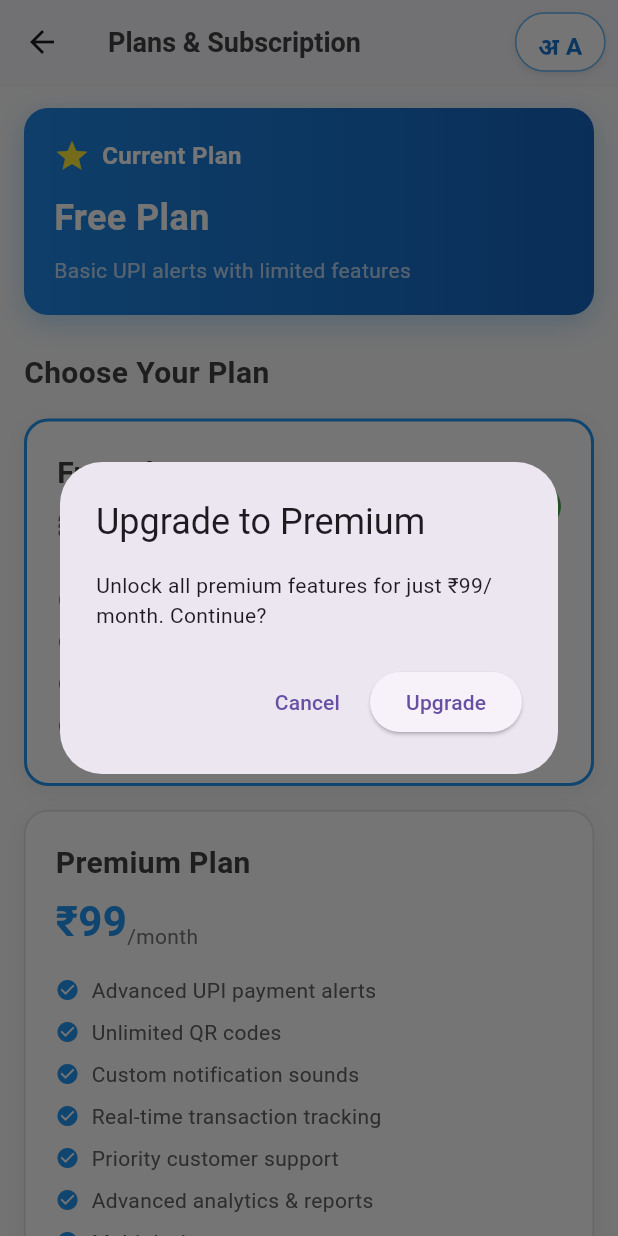
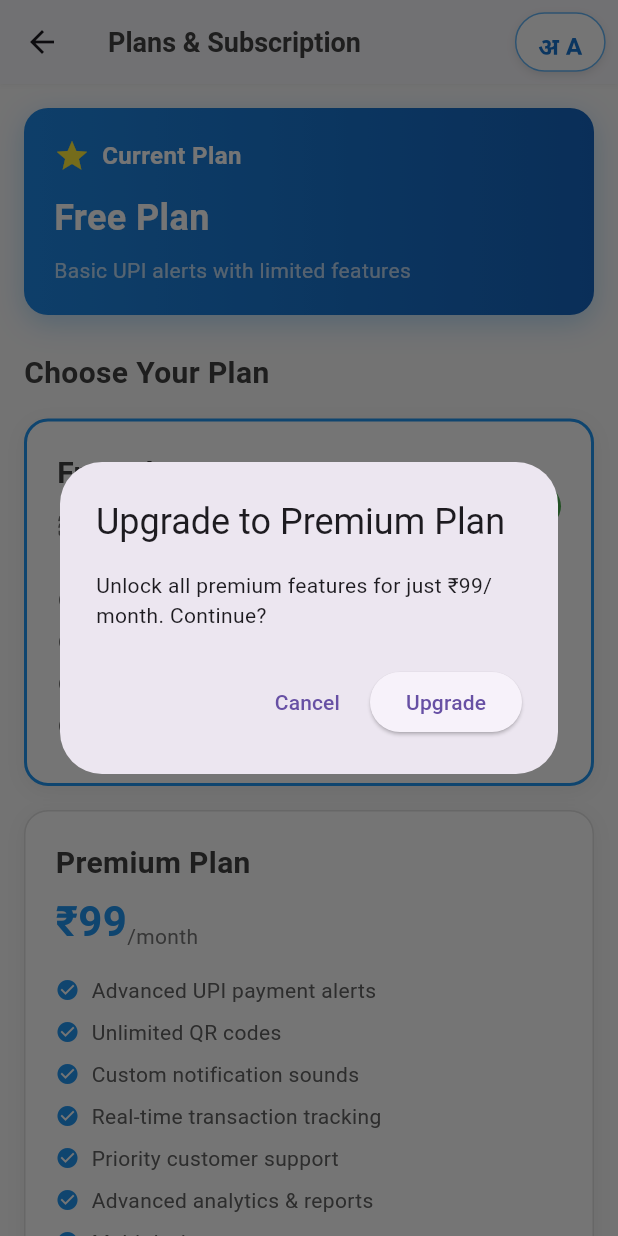
Before and after one commit to TechnovaTech/AleartApp, a Flutter app: the PlansScreen screen opened directly, after a tap on "Premium Plan", on a phone screen of 412 x 824 dp. Run offline on Flutter 3.47's test engine with Material 3 defaults, Android fonts, the phone set to English and light mode, and no system bars; our stand-ins replace battery_plus, device_info_plus, permission_handler, pretty_qr_code, shared_preferences; accounts and stored records are empty; network calls fail.

Commit message:
plan fetch in app

```diff
--- /dev/null
+++ b/alert_app/lib/models/plan.dart
@@ -0,0 +1,39 @@
+class Plan {
+  final String id;
+  final String name;
+  final double monthlyPrice;
+  final double yearlyPrice;
+  final List<String> features;
+  final bool isActive;
+
+  Plan({
+    required this.id,
+    required this.name,
+    required this.monthlyPrice,
+    required this.yearlyPrice,
+    required this.features,
+    required this.isActive,
+  });
+
+  factory Plan.fromJson(Map<String, dynamic> json) {
+    return Plan(
+      id: json['_id'] ?? '',
+      name: json['name'] ?? '',
+      monthlyPrice: (json['monthlyPrice'] ?? 0).toDouble(),
+      yearlyPrice: (json['yearlyPrice'] ?? 0).toDouble(),
+      features: List<String>.from(json['features'] ?? []),
+      isActive: json['isActive'] ?? true,
+    );
+  }
+
+  Map<String, dynamic> toJson() {
+    return {
+      '_id': id,
+      'name': name,
+      'monthlyPrice': monthlyPrice,
+      'yearlyPrice': yearlyPrice,
+      'features': features,
+      'isActive': isActive,
+    };
+  }
+}
--- a/alert_app/lib/screens/plans_screen.dart
+++ b/alert_app/lib/screens/plans_screen.dart
@@ -1,5 +1,7 @@
 import 'package:flutter/material.dart';
 import '../services/localization_service.dart';
+import '../services/api_service.dart';
+import '../models/plan.dart';
 import '../widgets/language_button.dart';
 
 class PlansScreen extends StatefulWidget {
@@ -11,12 +13,72 @@ class PlansScreen extends StatefulWidget {
 
 class _PlansScreenState extends State<PlansScreen> {
   String currentPlan = 'free';
+  List<Plan> plans = [];
+  bool isLoading = true;
 
   @override
   void initState() {
     super.initState();
     LocalizationService.loadLanguage().then((_) {
       if (mounted) setState(() {});
+    });
+    _loadPlans();
+  }
+
+  Future<void> _loadPlans() async {
+    try {
+      final result = await ApiService.getPlans();
+      if (result['success'] == true && result['plans'] != null) {
+        setState(() {
+          plans = (result['plans'] as List)
+              .map((planJson) => Plan.fromJson(planJson))
+              .where((plan) => plan.isActive)
+              .toList();
+          isLoading = false;
+        });
+      } else {
+        _setFallbackPlans();
+      }
+    } catch (e) {
+      _setFallbackPlans();
+    }
+  }
+
+  void _setFallbackPlans() {
+    setState(() {
+      plans = [
+        Plan(
+          id: 'free',
+          name: 'Free Plan',
+          monthlyPrice: 0,
+          yearlyPrice: 0,
+          features: [
+            'Basic UPI payment alerts',
+            'Up to 2 QR codes',
+            'Standard notification sounds',
+            'Email support',
+          ],
+          isActive: true,
+        ),
+        Plan(
+          id: 'premium',
+          name: 'Premium Plan',
+          monthlyPrice: 99,
+          yearlyPrice: 999,
+          features: [
+            'Advanced UPI payment alerts',
+            'Unlimited QR codes',
+            'Custom notification sounds',
+            'Real-time transaction tracking',
+            'Priority customer support',
+            'Advanced analytics & reports',
+            'Multi-device sync',
+            'Ad-free experience',
+          ],
+          isActive: true,
+        ),
+      ];
+      isLoading = false;
     });
   }
 
@@ -42,7 +104,9 @@ class _PlansScreenState extends State<PlansScreen> {
           LanguageButton(),
         ],
       ),
-      body: SingleChildScrollView(
+      body: isLoading
+          ? Center(child: CircularProgressIndicator())
+          : SingleChildScrollView(
         padding: EdgeInsets.all(16),
         child: Column(
           crossAxisAlignment: CrossAxisAlignment.start,
@@ -117,51 +181,29 @@ class _PlansScreenState extends State<PlansScreen> {
 
             SizedBox(height: 16),
 
-            // Free Plan Card
+            // Dynamic Plan Cards
+            ...plans.map((plan) => Column(
+              children: [
                 _PlanCard(
-              title: 'Free Plan',
-              price: '₹0',
+                  title: plan.name,
+                  price: '₹${plan.monthlyPrice.toInt()}',
                   period: '/month',
-              features: [
-                'Basic UPI payment alerts',
-                'Up to 2 QR codes',
-                'Standard notification sounds',
-                'Email support',
-              ],
-              isCurrentPlan: currentPlan == 'free',
-              isPremium: false,
+                  features: plan.features,
+                  isCurrentPlan: currentPlan == plan.id,
+                  isPremium: plan.monthlyPrice > 0,
                   onTap: () {
-                if (currentPlan != 'free') {
+                    if (currentPlan != plan.id) {
+                      if (plan.monthlyPrice > 0) {
+                        _showUpgradeDialog(plan);
+                      } else {
                         _showDowngradeDialog();
+                      }
                     }
                   },
                 ),
-
                 SizedBox(height: 16),
-
-            // Premium Plan Card
-            _PlanCard(
-              title: 'Premium Plan',
-              price: '₹99',
-              period: '/month',
-              features: [
-                'Advanced UPI payment alerts',
-                'Unlimited QR codes',
-                'Custom notification sounds',
-                'Real-time transaction tracking',
-                'Priority customer support',
-                'Advanced analytics & reports',
-                'Multi-device sync',
-                'Ad-free experience',
               ],
-              isCurrentPlan: currentPlan == 'premium',
-              isPremium: true,
-              onTap: () {
-                if (currentPlan != 'premium') {
-                  _showUpgradeDialog();
-                }
-              },
-            ),
+            )).toList(),
 
             SizedBox(height: 24),
 
@@ -366,12 +408,12 @@ class _PlansScreenState extends State<PlansScreen> {
     );
   }
 
-  void _showUpgradeDialog() {
+  void _showUpgradeDialog(Plan plan) {
     showDialog(
       context: context,
       builder: (context) => AlertDialog(
-        title: Text('Upgrade to Premium'),
-        content: Text('Unlock all premium features for just ₹99/month. Continue?'),
+        title: Text('Upgrade to ${plan.name}'),
+        content: Text('Unlock all premium features for just ₹${plan.monthlyPrice.toInt()}/month. Continue?'),
         actions: [
           TextButton(
             onPressed: () => Navigator.pop(context),
@@ -380,7 +422,7 @@ class _PlansScreenState extends State<PlansScreen> {
           ElevatedButton(
             onPressed: () {
               Navigator.pop(context);
-              _processPurchase();
+              _processPurchase(plan);
             },
             child: Text('Upgrade'),
           ),
@@ -417,7 +459,7 @@ class _PlansScreenState extends State<PlansScreen> {
     );
   }
 
-  void _processPurchase() {
+  void _processPurchase(Plan plan) {
     // Simulate purchase process
     showDialog(
       context: context,
@@ -437,11 +479,11 @@ class _PlansScreenState extends State<PlansScreen> {
     Future.delayed(Duration(seconds: 2), () {
       Navigator.pop(context);
       setState(() {
-        currentPlan = 'premium';
+        currentPlan = plan.id;
       });
       ScaffoldMessenger.of(context).showSnackBar(
         SnackBar(
-          content: Text('Successfully upgraded to Premium!'),
+          content: Text('Successfully upgraded to ${plan.name}!'),
           backgroundColor: Colors.green,
         ),
       );
--- a/alert_app/lib/services/api_service.dart
+++ b/alert_app/lib/services/api_service.dart
@@ -168,4 +168,13 @@ class ApiService {
 
     return result;
   }
+
+  static Future<Map<String, dynamic>> getPlans() async {
+    final request = http.get(
+      Uri.parse('$baseUrl/plans'),
+      headers: {'Content-Type': 'application/json'},
+    );
+
+    return await _handleRequest(request);
+  }
 }
```
Also changed, not shown: 2 other files. Lines whose indentation alone changed are shown as unchanged.
